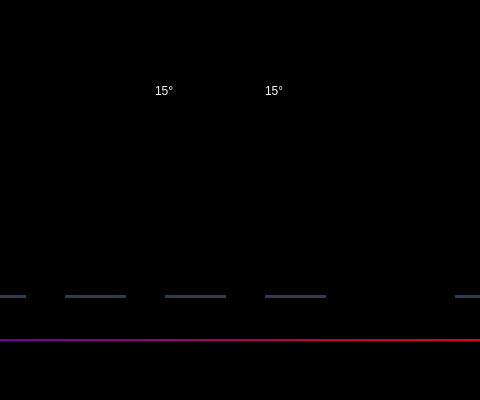
The window that Climate/coolUI.ui (walked22/Stacy) describes before a commit, drawn with Qt 5; both pictures show x 555 to 1035 and y 0 to 400 of the 1280 by 400 pixel window.
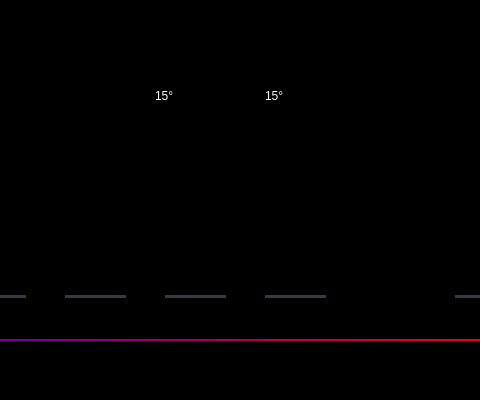
The same window after the commit. Icons and pictures are not drawn.

Commit message: fixed pitch/yaw labels

```diff
--- a/Climate/coolUI.ui
+++ b/Climate/coolUI.ui
@@ -806,8 +806,8 @@
      <rect>
       <x>710</x>
       <y>80</y>
-      <width>41</width>
-      <height>21</height>
+      <width>71</width>
+      <height>31</height>
      </rect>
     </property>
     <property name="styleSheet">
@@ -861,8 +861,8 @@
      <rect>
       <x>820</x>
       <y>80</y>
-      <width>41</width>
-      <height>21</height>
+      <width>61</width>
+      <height>31</height>
      </rect>
     </property>
     <property name="styleSheet">
```
Left out of the diff: 8 changed lines with no effect on the pictures.
